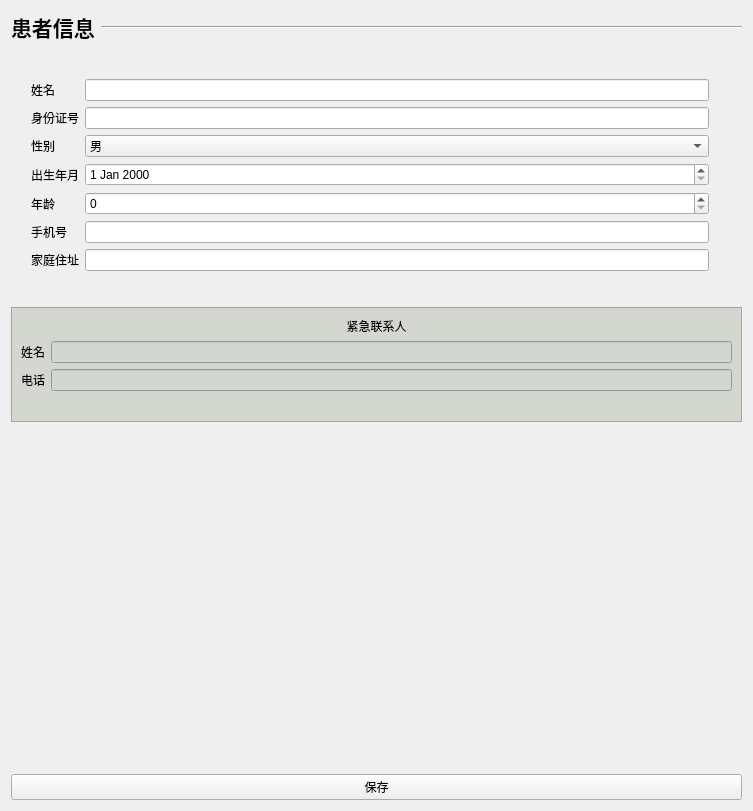
The window that code/patient/patientinfopage.ui (laonuo2004/cpp-qt-medical-system) describes before a commit, drawn with Qt 5.
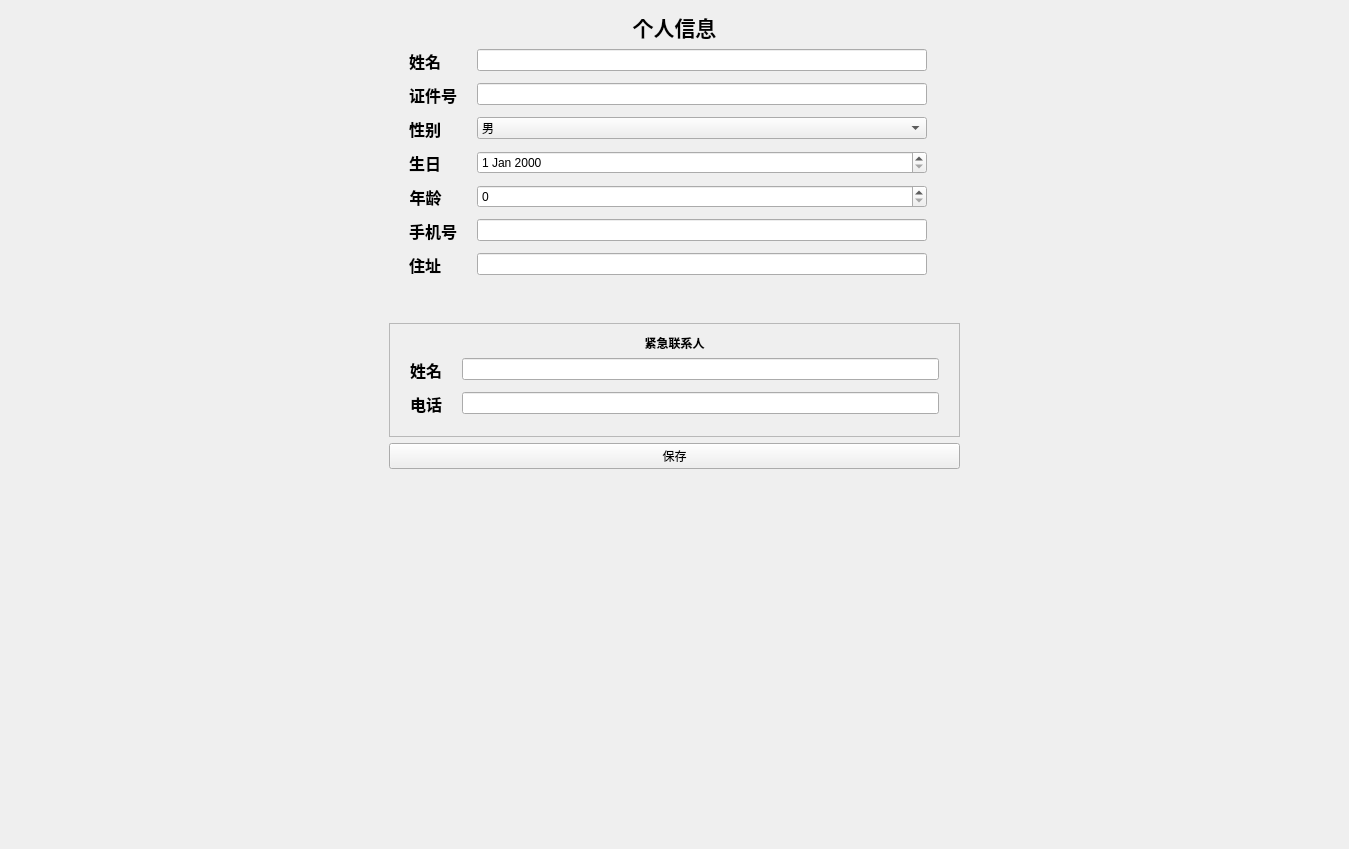
The same window after the commit. Icons and pictures are not drawn.

The edit to the form file:
```diff
--- a/code/patient/patientinfopage.ui
+++ b/code/patient/patientinfopage.ui
@@ -6,18 +6,31 @@
    <rect>
     <x>0</x>
     <y>0</y>
-    <width>753</width>
-    <height>811</height>
+    <width>1349</width>
+    <height>849</height>
    </rect>
   </property>
   <property name="windowTitle">
    <string>Form</string>
   </property>
-  <layout class="QVBoxLayout" name="verticalLayout">
-   <item>
     <layout class="QHBoxLayout" name="horizontalLayout_2">
-     <property name="bottomMargin">
-      <number>30</number>
+   <item>
+    <spacer name="horizontalSpacer">
+     <property name="orientation">
+      <enum>Qt::Horizontal</enum>
+     </property>
+     <property name="sizeHint" stdset="0">
+      <size>
+       <width>156</width>
+       <height>20</height>
+      </size>
+     </property>
+    </spacer>
+   </item>
+   <item>
+    <layout class="QVBoxLayout" name="verticalLayout_3">
+     <property name="topMargin">
+      <number>0</number>
      </property>
      <item>
       <widget class="QLabel" name="label_11">
@@ -29,32 +42,28 @@
         </font>
        </property>
        <property name="text">
-        <string>患者信息</string>
+        <string>个人信息</string>
+       </property>
+       <property name="alignment">
+        <set>Qt::AlignCenter</set>
        </property>
       </widget>
      </item>
      <item>
-      <widget class="Line" name="line_2">
-       <property name="sizePolicy">
-        <sizepolicy hsizetype="Expanding" vsizetype="Preferred">
-         <horstretch>0</horstretch>
-         <verstretch>0</verstretch>
-        </sizepolicy>
-       </property>
-       <property name="orientation">
-        <enum>Qt::Horizontal</enum>
-       </property>
-      </widget>
-     </item>
-    </layout>
-   </item>
+      <layout class="QVBoxLayout" name="verticalLayout">
    <item>
     <layout class="QHBoxLayout" name="horizontalLayout">
      <property name="bottomMargin">
-      <number>30</number>
+          <number>0</number>
      </property>
      <item>
       <layout class="QFormLayout" name="formLayout">
+           <property name="horizontalSpacing">
+            <number>20</number>
+           </property>
+           <property name="verticalSpacing">
+            <number>10</number>
+           </property>
        <property name="leftMargin">
         <number>20</number>
        </property>
@@ -63,33 +72,119 @@
        </property>
        <item row="0" column="0">
         <widget class="QLabel" name="label">
+             <property name="sizePolicy">
+              <sizepolicy hsizetype="Preferred" vsizetype="Preferred">
+               <horstretch>0</horstretch>
+               <verstretch>0</verstretch>
+              </sizepolicy>
+             </property>
+             <property name="font">
+              <font>
+               <pointsize>12</pointsize>
+               <weight>75</weight>
+               <bold>true</bold>
+              </font>
+             </property>
          <property name="text">
           <string>姓名</string>
          </property>
+             <property name="alignment">
+              <set>Qt::AlignCenter</set>
+             </property>
         </widget>
        </item>
        <item row="0" column="1">
-        <widget class="QLineEdit" name="NameInput"/>
+            <widget class="QLineEdit" name="NameInput">
+             <property name="sizePolicy">
+              <sizepolicy hsizetype="Minimum" vsizetype="Fixed">
+               <horstretch>0</horstretch>
+               <verstretch>0</verstretch>
+              </sizepolicy>
+             </property>
+             <property name="minimumSize">
+              <size>
+               <width>450</width>
+               <height>0</height>
+              </size>
+             </property>
+            </widget>
        </item>
        <item row="1" column="0">
         <widget class="QLabel" name="label_2">
+             <property name="sizePolicy">
+              <sizepolicy hsizetype="Preferred" vsizetype="Preferred">
+               <horstretch>0</horstretch>
+               <verstretch>0</verstretch>
+              </sizepolicy>
+             </property>
+             <property name="font">
+              <font>
+               <pointsize>12</pointsize>
+               <weight>75</weight>
+               <bold>true</bold>
+              </font>
+             </property>
          <property name="text">
-          <string>身份证号</string>
+              <string>证件号</string>
+             </property>
+             <property name="alignment">
+              <set>Qt::AlignCenter</set>
          </property>
         </widget>
        </item>
        <item row="1" column="1">
-        <widget class="QLineEdit" name="IdInput"/>
+            <widget class="QLineEdit" name="IdInput">
+             <property name="sizePolicy">
+              <sizepolicy hsizetype="Minimum" vsizetype="Fixed">
+               <horstretch>0</horstretch>
+               <verstretch>0</verstretch>
+              </sizepolicy>
+             </property>
+             <property name="minimumSize">
+              <size>
+               <width>450</width>
+               <height>0</height>
+              </size>
+             </property>
+            </widget>
        </item>
        <item row="2" column="0">
         <widget class="QLabel" name="label_3">
+             <property name="sizePolicy">
+              <sizepolicy hsizetype="Preferred" vsizetype="Preferred">
+               <horstretch>0</horstretch>
+               <verstretch>0</verstretch>
+              </sizepolicy>
+             </property>
+             <property name="font">
+              <font>
+               <pointsize>12</pointsize>
+               <weight>75</weight>
+               <bold>true</bold>
+              </font>
+             </property>
          <property name="text">
           <string>性别</string>
          </property>
+             <property name="alignment">
+              <set>Qt::AlignCenter</set>
+             </property>
         </widget>
        </item>
        <item row="2" column="1">
         <widget class="QComboBox" name="GenderInput">
+             <property name="sizePolicy">
+              <sizepolicy hsizetype="Minimum" vsizetype="Fixed">
+               <horstretch>0</horstretch>
+               <verstretch>0</verstretch>
+              </sizepolicy>
+             </property>
+             <property name="minimumSize">
+              <size>
+               <width>450</width>
+               <height>0</height>
+              </size>
+             </property>
          <item>
           <property name="text">
            <string>男</string>
@@ -104,43 +199,159 @@
        </item>
        <item row="3" column="0">
         <widget class="QLabel" name="label_4">
+             <property name="sizePolicy">
+              <sizepolicy hsizetype="Preferred" vsizetype="Preferred">
+               <horstretch>0</horstretch>
+               <verstretch>0</verstretch>
+              </sizepolicy>
+             </property>
+             <property name="font">
+              <font>
+               <pointsize>12</pointsize>
+               <weight>75</weight>
+               <bold>true</bold>
+              </font>
+             </property>
          <property name="text">
-          <string>出生年月</string>
+              <string>生日</string>
+             </property>
+             <property name="alignment">
+              <set>Qt::AlignCenter</set>
          </property>
         </widget>
        </item>
        <item row="3" column="1">
-        <widget class="QDateEdit" name="BirthdayInput"/>
+            <widget class="QDateEdit" name="BirthdayInput">
+             <property name="sizePolicy">
+              <sizepolicy hsizetype="Minimum" vsizetype="Fixed">
+               <horstretch>0</horstretch>
+               <verstretch>0</verstretch>
+              </sizepolicy>
+             </property>
+             <property name="minimumSize">
+              <size>
+               <width>450</width>
+               <height>0</height>
+              </size>
+             </property>
+            </widget>
        </item>
        <item row="4" column="0">
         <widget class="QLabel" name="label_5">
+             <property name="sizePolicy">
+              <sizepolicy hsizetype="Preferred" vsizetype="Preferred">
+               <horstretch>0</horstretch>
+               <verstretch>0</verstretch>
+              </sizepolicy>
+             </property>
+             <property name="font">
+              <font>
+               <pointsize>12</pointsize>
+               <weight>75</weight>
+               <bold>true</bold>
+              </font>
+             </property>
          <property name="text">
           <string>年龄</string>
          </property>
+             <property name="alignment">
+              <set>Qt::AlignCenter</set>
+             </property>
         </widget>
        </item>
        <item row="4" column="1">
-        <widget class="QSpinBox" name="AgeInput"/>
+            <widget class="QSpinBox" name="AgeInput">
+             <property name="sizePolicy">
+              <sizepolicy hsizetype="Minimum" vsizetype="Fixed">
+               <horstretch>0</horstretch>
+               <verstretch>0</verstretch>
+              </sizepolicy>
+             </property>
+             <property name="minimumSize">
+              <size>
+               <width>450</width>
+               <height>0</height>
+              </size>
+             </property>
+            </widget>
        </item>
        <item row="5" column="0">
         <widget class="QLabel" name="label_6">
+             <property name="sizePolicy">
+              <sizepolicy hsizetype="Preferred" vsizetype="Preferred">
+               <horstretch>0</horstretch>
+               <verstretch>0</verstretch>
+              </sizepolicy>
+             </property>
+             <property name="font">
+              <font>
+               <pointsize>12</pointsize>
+               <weight>75</weight>
+               <bold>true</bold>
+              </font>
+             </property>
          <property name="text">
           <string>手机号</string>
          </property>
+             <property name="alignment">
+              <set>Qt::AlignCenter</set>
+             </property>
         </widget>
        </item>
        <item row="5" column="1">
-        <widget class="QLineEdit" name="ContactInput"/>
+            <widget class="QLineEdit" name="ContactInput">
+             <property name="sizePolicy">
+              <sizepolicy hsizetype="Minimum" vsizetype="Fixed">
+               <horstretch>0</horstretch>
+               <verstretch>0</verstretch>
+              </sizepolicy>
+             </property>
+             <property name="minimumSize">
+              <size>
+               <width>450</width>
+               <height>0</height>
+              </size>
+             </property>
+            </widget>
        </item>
        <item row="6" column="0">
         <widget class="QLabel" name="label_7">
+             <property name="sizePolicy">
+              <sizepolicy hsizetype="Preferred" vsizetype="Preferred">
+               <horstretch>0</horstretch>
+               <verstretch>0</verstretch>
+              </sizepolicy>
+             </property>
+             <property name="font">
+              <font>
+               <pointsize>12</pointsize>
+               <weight>75</weight>
+               <bold>true</bold>
+              </font>
+             </property>
          <property name="text">
-          <string>家庭住址</string>
+              <string>住址</string>
+             </property>
+             <property name="alignment">
+              <set>Qt::AlignCenter</set>
          </property>
         </widget>
        </item>
        <item row="6" column="1">
-        <widget class="QLineEdit" name="AddressInput"/>
+            <widget class="QLineEdit" name="AddressInput">
+             <property name="sizePolicy">
+              <sizepolicy hsizetype="Minimum" vsizetype="Fixed">
+               <horstretch>0</horstretch>
+               <verstretch>0</verstretch>
+              </sizepolicy>
+             </property>
+             <property name="minimumSize">
+              <size>
+               <width>450</width>
+               <height>0</height>
+              </size>
+             </property>
+            </widget>
        </item>
       </layout>
      </item>
@@ -175,9 +386,22 @@
     </layout>
    </item>
    <item>
-    <widget class="QFrame" name="frame">
+        <spacer name="verticalSpacer">
+         <property name="orientation">
+          <enum>Qt::Vertical</enum>
+         </property>
+         <property name="sizeHint" stdset="0">
+          <size>
+           <width>20</width>
+           <height>40</height>
+          </size>
+         </property>
+        </spacer>
+       </item>
+       <item>
+        <widget class="QFrame" name="CardFrame">
      <property name="styleSheet">
-      <string notr="true">background-color: rgb(211, 215, 207);</string>
+          <string notr="true"/>
      </property>
      <property name="frameShape">
       <enum>QFrame::StyledPanel</enum>
@@ -186,11 +410,26 @@
       <enum>QFrame::Raised</enum>
      </property>
      <layout class="QVBoxLayout" name="verticalLayout_2">
+          <property name="leftMargin">
+           <number>20</number>
+          </property>
+          <property name="topMargin">
+           <number>10</number>
+          </property>
+          <property name="rightMargin">
+           <number>20</number>
+          </property>
       <property name="bottomMargin">
-       <number>30</number>
+           <number>20</number>
       </property>
       <item>
        <widget class="QLabel" name="label_8">
+            <property name="font">
+             <font>
+              <weight>75</weight>
+              <bold>true</bold>
+             </font>
+            </property>
         <property name="text">
          <string>紧急联系人</string>
         </property>
@@ -201,11 +440,27 @@
       </item>
       <item>
        <layout class="QFormLayout" name="formLayout_2">
+            <property name="horizontalSpacing">
+             <number>20</number>
+            </property>
+            <property name="verticalSpacing">
+             <number>10</number>
+            </property>
         <item row="0" column="0">
          <widget class="QLabel" name="label_9">
+              <property name="font">
+               <font>
+                <pointsize>12</pointsize>
+                <weight>75</weight>
+                <bold>true</bold>
+               </font>
+              </property>
           <property name="text">
            <string>姓名</string>
           </property>
+              <property name="alignment">
+               <set>Qt::AlignCenter</set>
+              </property>
          </widget>
         </item>
         <item row="0" column="1">
@@ -213,9 +468,19 @@
         </item>
         <item row="1" column="0">
          <widget class="QLabel" name="label_10">
+              <property name="font">
+               <font>
+                <pointsize>12</pointsize>
+                <weight>75</weight>
+                <bold>true</bold>
+               </font>
+              </property>
           <property name="text">
            <string>电话</string>
           </property>
+              <property name="alignment">
+               <set>Qt::AlignCenter</set>
+              </property>
          </widget>
         </item>
         <item row="1" column="1">
@@ -226,18 +491,7 @@
      </layout>
     </widget>
    </item>
-   <item>
-    <spacer name="verticalSpacer">
-     <property name="orientation">
-      <enum>Qt::Vertical</enum>
-     </property>
-     <property name="sizeHint" stdset="0">
-      <size>
-       <width>20</width>
-       <height>40</height>
-      </size>
-     </property>
-    </spacer>
+      </layout>
    </item>
    <item>
     <widget class="QPushButton" name="SaveBtn">
@@ -245,6 +499,34 @@
       <string>保存</string>
      </property>
     </widget>
+     </item>
+     <item>
+      <spacer name="verticalSpacer_3">
+       <property name="orientation">
+        <enum>Qt::Vertical</enum>
+       </property>
+       <property name="sizeHint" stdset="0">
+        <size>
+         <width>20</width>
+         <height>40</height>
+        </size>
+       </property>
+      </spacer>
+     </item>
+    </layout>
+   </item>
+   <item>
+    <spacer name="horizontalSpacer_2">
+     <property name="orientation">
+      <enum>Qt::Horizontal</enum>
+     </property>
+     <property name="sizeHint" stdset="0">
+      <size>
+       <width>156</width>
+       <height>20</height>
+      </size>
+     </property>
+    </spacer>
    </item>
   </layout>
  </widget>
```
Lines whose indentation alone changed are shown as unchanged.
